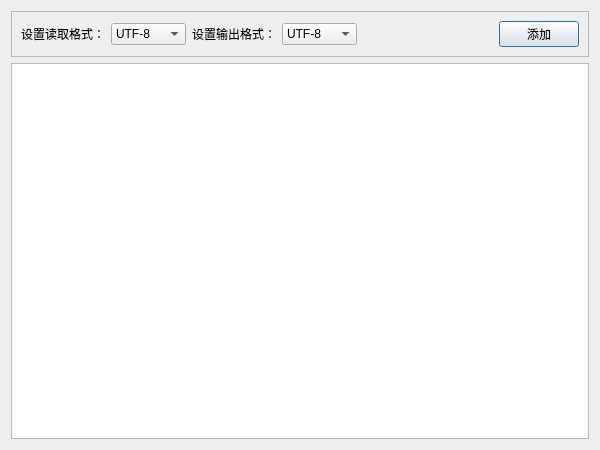
Before: the Qt Designer form prelookfile.ui in ITShang/TransCodePlugin, drawn with Qt 5.
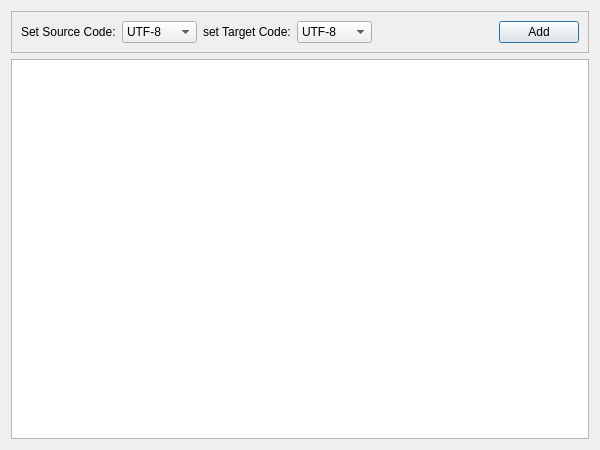
After: the same form once the commit is applied. Icons and pictures are not drawn.

Patch:
```diff
--- a/prelookfile.ui
+++ b/prelookfile.ui
@@ -47,7 +47,7 @@
         <item>
          <widget class="QLabel" name="label_2">
           <property name="text">
-           <string>设置读取格式：</string>
+           <string>Set Source Code:</string>
           </property>
          </widget>
         </item>
@@ -72,7 +72,7 @@
         <item>
          <widget class="QLabel" name="label">
           <property name="text">
-           <string>设置输出格式：</string>
+           <string>set Target Code:</string>
           </property>
          </widget>
         </item>
@@ -108,7 +108,7 @@
       <item>
        <widget class="QPushButton" name="add">
         <property name="text">
-         <string>添加</string>
+         <string>Add</string>
         </property>
        </widget>
       </item>
```
Left out of the diff: 8 changed lines with no effect on the pictures.
